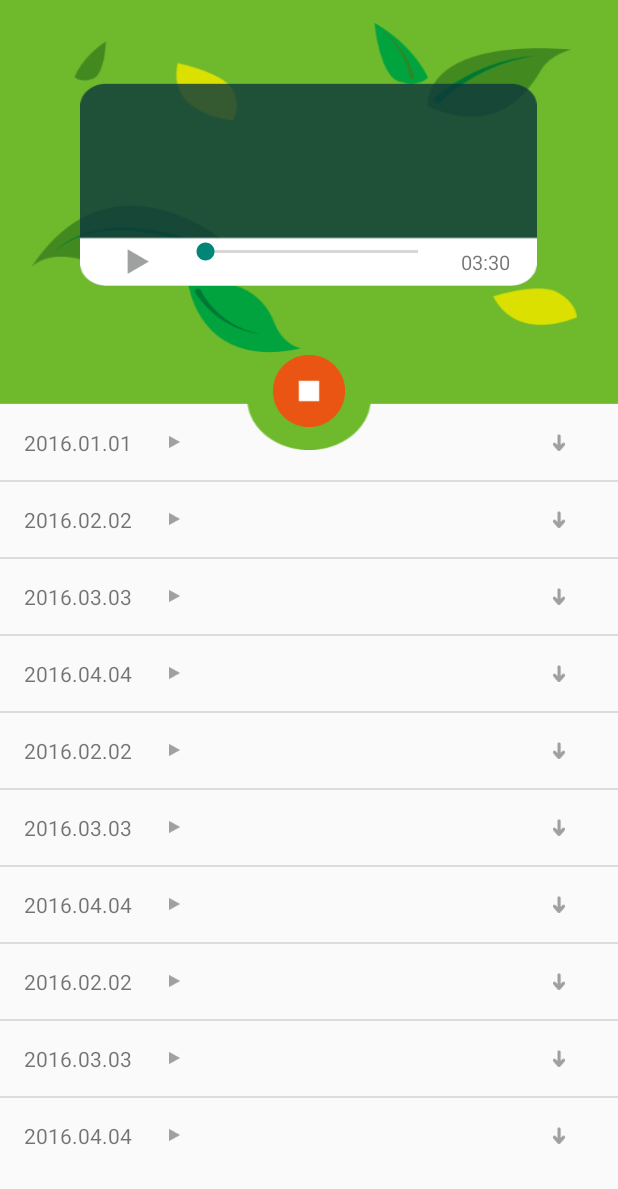
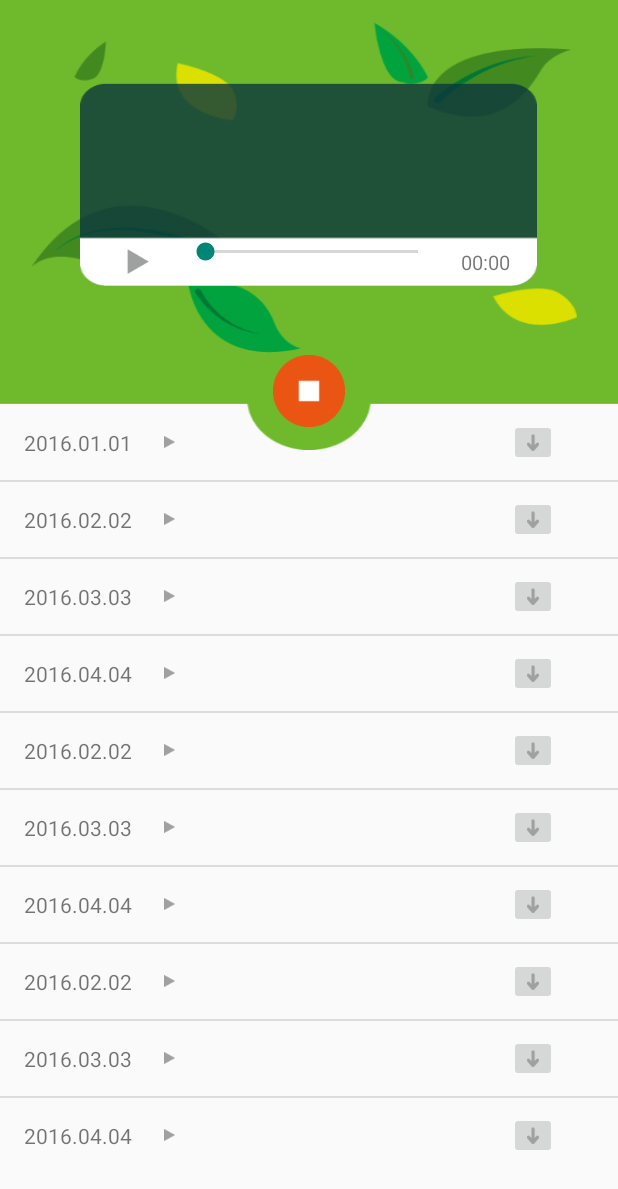
Before and after one commit to Francecil/ForestoreGuard, an Android app: the VideoActivity screen opened directly, with no data from a screen before it, on a phone screen of 412 x 824 dp. Shown: the top 1189 px of the screen. Run offline under Robolectric (Android 15) with nearby library versions, the phone set to English and light mode, and no system bars; 1 statement that could not run was skipped.

Commit message:
静态的登录 下载的基本框架 TODO:多线程下载实现

```diff
--- a/app/src/main/java/com/france/forestoreguard/adapter/VideoAdapter.java
+++ b/app/src/main/java/com/france/forestoreguard/adapter/VideoAdapter.java
@@ -1,10 +1,15 @@
 package com.france.forestoreguard.adapter;
 
 import android.content.Context;
+import android.util.Log;
 import android.view.LayoutInflater;
 import android.view.View;
 import android.view.ViewGroup;
 import android.widget.BaseAdapter;
+import android.widget.Button;
+import android.widget.ImageButton;
+import android.widget.ImageView;
+import android.widget.RelativeLayout;
 import android.widget.TextView;
 
 import com.france.forestoreguard.R;
@@ -36,20 +41,29 @@ public class VideoAdapter extends BaseAdapter {
     }
     static class ViewHolder{
         TextView  videoTime;
+        RelativeLayout layout_download;
     }
     @Override
     public View getView(int i, View view, ViewGroup viewGroup) {
-        ViewHolder viewHolder;
-        Video video=videoList.get(i);
+        final ViewHolder viewHolder;
+        final Video video=videoList.get(i);
         if(view==null){
             view=inflater.inflate(R.layout.view_item_video,viewGroup,false);
             viewHolder=new ViewHolder();
             //find hold
             viewHolder.videoTime=(TextView)view.findViewById(R.id.video_time);
+            viewHolder.layout_download=(RelativeLayout)view.findViewById(R.id.layout_download);
+            viewHolder.layout_download.setOnClickListener(new View.OnClickListener() {
+                @Override
+                public void onClick(View view) {
+                    Log.i("zjx","cllllllllllll:"+view.getTag());
+                }
+            });
             view.setTag(viewHolder);
         }else{
             viewHolder=(ViewHolder)view.getTag();
         }
+        viewHolder.layout_download.setTag(i);
         viewHolder.videoTime.setText(video.getVoiceTime());
         return view;
     }
--- a/app/src/main/java/com/france/forestoreguard/ui/activity/VideoActivity.java
+++ b/app/src/main/java/com/france/forestoreguard/ui/activity/VideoActivity.java
@@ -23,6 +23,7 @@ import android.widget.ListView;
 import android.widget.ProgressBar;
 import android.widget.RelativeLayout;
 import android.widget.SeekBar;
+import android.widget.TextView;
 
 import com.france.forestoreguard.R;
 import com.france.forestoreguard.adapter.VideoAdapter;
@@ -41,6 +42,7 @@ public class VideoActivity extends BaseActivity {
     // 定义播放声音的MediaPlayer
     private MyPlayer mPlayer;
     private SeekBar musicProgress;
+    private TextView leafTime;
     // 定义系统的示波器
     private Visualizer mVisualizer;
     // 创建MyVisualizerView组件，用于显示波形图
@@ -70,12 +72,16 @@ public class VideoActivity extends BaseActivity {
         playThread.start();
     }
     private void clearPlayer(){
+        if(musicProgress!=null){
+            musicProgress.setProgress(0);
+            musicProgress.setSecondaryProgress(0);
+        }
+        //后置player null
         if (mPlayer != null) {
             mPlayer.stop();
             mPlayer = null;
         }
         clearThread();
-        musicProgress.setProgress(0);
     }
     private void clearThread(){
         if(playThread!=null){
@@ -89,7 +95,8 @@ public class VideoActivity extends BaseActivity {
         videoListView=(ListView)findViewById(R.id.videoListView);
         waveLayout=(RelativeLayout)findViewById(R.id.waveLayout);
         musicProgress = (SeekBar) findViewById(R.id.music_progress);
-        mPlayer = new MyPlayer(musicProgress);
+        leafTime =(TextView)findViewById(R.id.leafTime);
+        mPlayer = new MyPlayer(musicProgress,leafTime);
         mVisualizerView =new MyVisualizerView(this);
     }
     private void initList(){
@@ -155,13 +162,12 @@ public class VideoActivity extends BaseActivity {
         public void onProgressChanged(SeekBar seekBar, int progress,
                                       boolean fromUser) {
             // 原本是(progress/seekBar.getMax())*player.mediaPlayer.getDuration()
-            this.progress = progress * mPlayer.mediaPlayer.getDuration()
-                    / seekBar.getMax();
+            this.progress = progress * mPlayer.mediaPlayer.getDuration() / seekBar.getMax();
         }
 
         @Override
         public void onStartTrackingTouch(SeekBar seekBar) {
-
+            ShowLog("onStartTrackingTouch");
         }
 
         @Override
@@ -179,10 +185,11 @@ public class VideoActivity extends BaseActivity {
     }
     @Override
     protected void onDestroy() {
+        super.onDestroy();
         clearPlayer();
         mVisualizer.release();
         //注意销毁顺序
-        super.onDestroy();
+
     }
     @Override
     protected void onPause()
--- a/app/src/main/java/com/france/forestoreguard/util/MyPlayer.java
+++ b/app/src/main/java/com/france/forestoreguard/util/MyPlayer.java
@@ -4,7 +4,9 @@ import android.media.AudioManager;
 import android.media.MediaPlayer;
 import android.os.Handler;
 import android.util.Log;
+import android.view.View;
 import android.widget.SeekBar;
+import android.widget.TextView;
 
 import java.io.IOException;
 import java.util.Timer;
@@ -17,11 +19,13 @@ public class MyPlayer implements MediaPlayer.OnBufferingUpdateListener, MediaPla
         MediaPlayer.OnPreparedListener {
     public MediaPlayer mediaPlayer; // 媒体播放器
     private SeekBar seekBar; // 拖动条
+    private TextView leafTime;
     private Timer mTimer = new Timer(); // 计时器
     // 初始化播放器
-    public MyPlayer(SeekBar seekBar) {
+    public MyPlayer(SeekBar seekBar,TextView leafTime) {
         super();
         this.seekBar = seekBar;
+        this.leafTime = leafTime;
         try {
             mediaPlayer = new MediaPlayer();
             mediaPlayer.setAudioStreamType(AudioManager.STREAM_MUSIC);// 设置媒体流类型
@@ -45,13 +49,24 @@ public class MyPlayer implements MediaPlayer.OnBufferingUpdateListener, MediaPla
             }
         }
     };
+    /*
+    getCurrentPosition:获取当前播放到的位置 单位ms
+    getDuration:获取总时长
+    seekBar.getMax() * position / duration; getMax=100 故取值在0-100之间
+     */
     Handler handler = new Handler() {
         public void handleMessage(android.os.Message msg) {
             int position = mediaPlayer.getCurrentPosition();
             int duration = mediaPlayer.getDuration();
+            int leaf=(duration-position)/1000;
+            int min=leaf/60;String smin=min<10?"0"+min:""+min;
+            int sec=leaf%60;String ssec=sec<10?"0"+sec:""+sec;
+            leafTime.setText(smin+":"+ssec);
+//            Log.i("zjx","time:"+duration+" & position:"+position);
             if (duration > 0) {
                 // 计算进度（获取进度条最大刻度*当前音乐播放位置 / 当前音乐时长）
                 long pos = seekBar.getMax() * position / duration;
+//                Log.i("zjx","pos:"+pos);
                 seekBar.setProgress((int) pos);
             }
         };
@@ -116,11 +131,13 @@ public class MyPlayer implements MediaPlayer.OnBufferingUpdateListener, MediaPla
     /**
      * 缓冲更新，具体细节和技术需要研究
      * update:利用OnBufferingUpdateListener实现
+     * 默认缓冲完 进度条消失的bug
      */
     @Override
     public void onBufferingUpdate(MediaPlayer mp, int percent) {
         seekBar.setSecondaryProgress(percent);
-        int currentProgress = seekBar.getMax() * mediaPlayer.getCurrentPosition() / mediaPlayer.getDuration();
-        Log.e(currentProgress + "% play", percent + " buffer");
+//        if(percent==100)seekBar.setSecondaryProgress(99);
+//        int currentProgress = seekBar.getMax() * mediaPlayer.getCurrentPosition() / mediaPlayer.getDuration();
+//        Log.e(currentProgress + "% play", percent + " buffer");
     }
 }
--- /dev/null
+++ b/app/src/main/res/drawable/btn_download.xml
@@ -0,0 +1,7 @@
+<?xml version="1.0" encoding="utf-8"?>
+<selector xmlns:android="http://schemas.android.com/apk/res/android">
+
+    <item android:drawable="@drawable/video_icon_download_pressed" android:state_focused="true"/>
+    <item android:drawable="@drawable/video_icon_download"/>
+
+</selector>
--- a/app/src/main/res/layout/activity_login.xml
+++ b/app/src/main/res/layout/activity_login.xml
@@ -64,7 +64,7 @@
                 android:src="@drawable/login_twitter" />
 
             <ImageView
-                android:id="@+id/imageButton1"
+                android:id="@+id/login_btn"
                 android:layout_width="85dp"
                 android:layout_height="48dp"
                 android:layout_below="@+id/linearLayout2"
--- a/app/src/main/res/layout/activity_video.xml
+++ b/app/src/main/res/layout/activity_video.xml
@@ -119,10 +119,11 @@
                                     android:layout_weight="1">
 
                                     <TextView
+                                        android:id="@+id/leafTime"
                                         android:layout_width="wrap_content"
                                         android:layout_height="wrap_content"
                                         android:layout_centerInParent="true"
-                                        android:text="03:30"
+                                        android:text="00:00"
                                         android:textSize="13sp" />
                                 </RelativeLayout>
                             </LinearLayout>
--- a/app/src/main/res/layout/view_item_video.xml
+++ b/app/src/main/res/layout/view_item_video.xml
@@ -1,8 +1,15 @@
 <?xml version="1.0" encoding="utf-8"?>
 <LinearLayout xmlns:android="http://schemas.android.com/apk/res/android"
+    android:descendantFocusability="blocksDescendants"
     android:layout_width="match_parent" android:layout_height="50dp">
+    <!--beforeDescendants：viewgroup会优先其子类控件而获取到焦点-->
+    <!--afterDescendants：viewgroup只有当其子类控件不需要获取焦点时才获取焦点 。。-->
+    <!--blocksDescendants：viewgroup会覆盖子类控件而直接获得焦点 -->
+    <!--通常我们用到的是第三种，即在Item布局的根布局加上android:descendantFocusability=”blocksDescendants”的属性。-->
+    <!--用focus的解决方法不好 ，这里不说了-->
+    <!--发现最后都采用第三种，并且子类控件设置的大点比较好按到-->
     <LinearLayout
-        android:layout_width="wrap_content"
+        android:layout_width="0dp"
         android:layout_height="fill_parent"
         android:layout_weight="5"
         >
@@ -39,15 +46,18 @@
             ></RelativeLayout>
     </LinearLayout>
     <RelativeLayout
-        android:layout_width="wrap_content"
+        android:layout_width="0dp"
         android:layout_height="fill_parent"
         android:layout_marginRight="10dp"
-        android:layout_weight="1">
-        <ImageView
+        android:id="@+id/layout_download"
+        android:layout_weight="1.5">
+        <ImageButton
+            android:id="@+id/downloadBtn"
             android:layout_width="wrap_content"
             android:layout_height="wrap_content"
             android:layout_centerInParent="true"
-            android:background="@drawable/video_icon_download"
+            android:clickable="false"
+            android:src="@drawable/btn_download"
             />
     </RelativeLayout>
 </LinearLayout>
```
Also changed, not shown: app/src/main/AndroidManifest.xml (+6 -4 lines), app/src/main/java/com/france/forestoreguard/ui/activity/LoginActivity.java (+55 -21 lines), app/src/main/res/drawable-xhdpi/video_icon_download_pressed.png (added).
